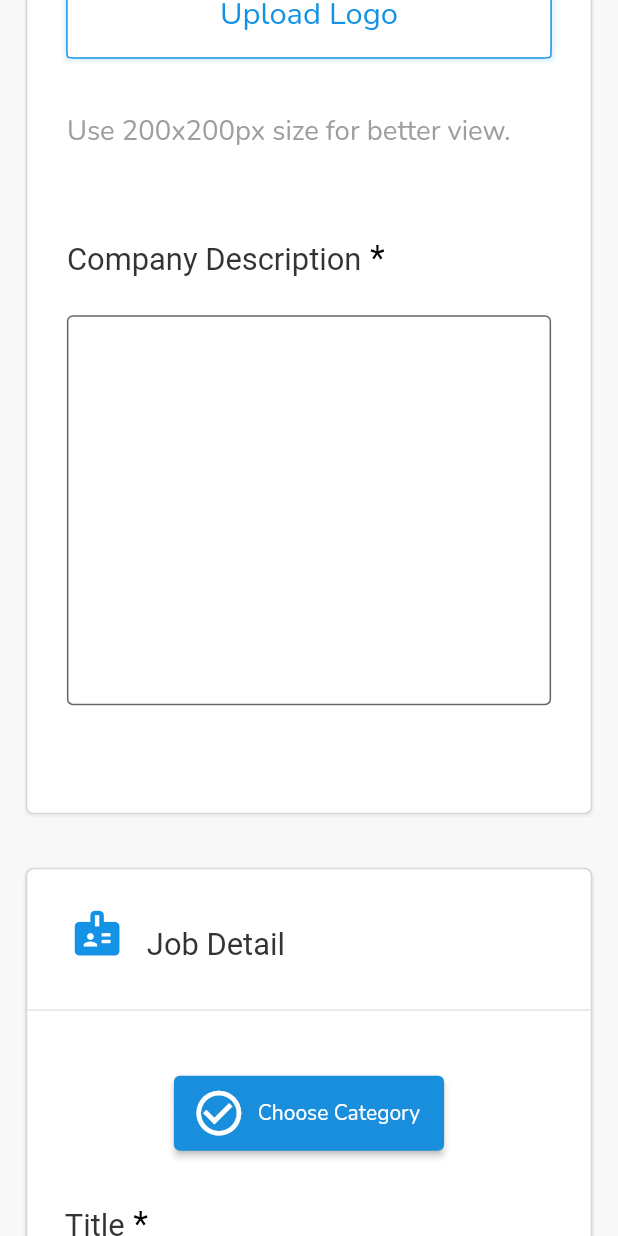
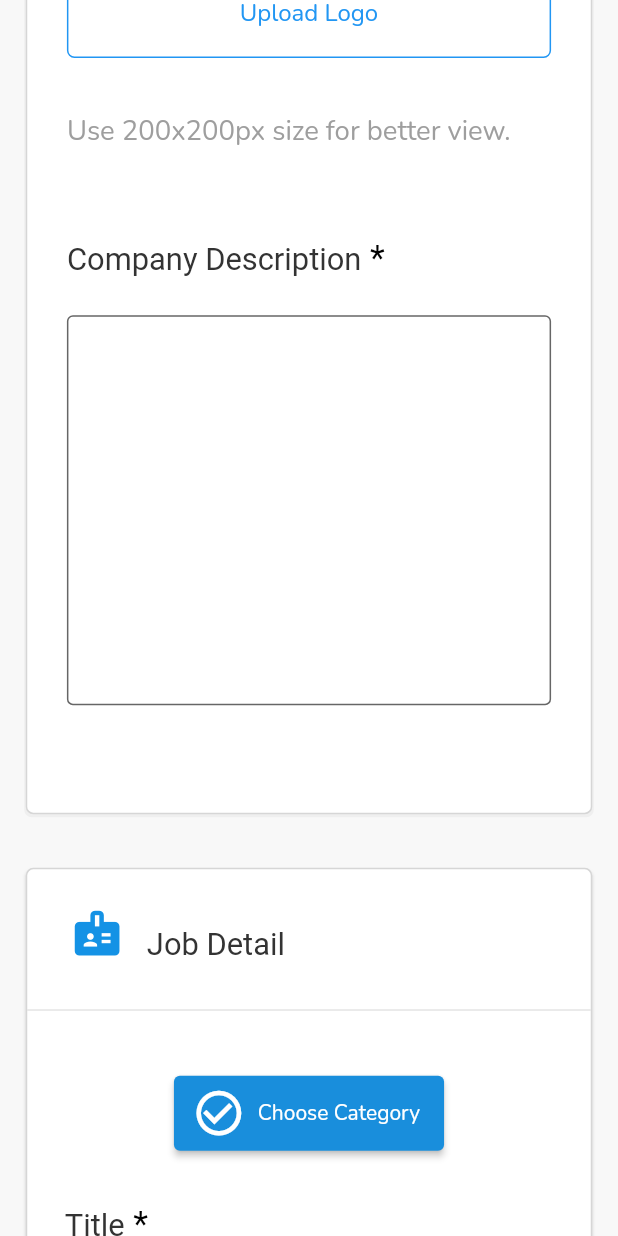
Before and after one commit to Rohit-Sharma-Neon/looking_for_job, a Flutter app: the PostJobMobileComponent screen opened by its route, scrolled down 576 dp, on a phone screen of 412 x 824 dp. Run offline on Flutter 3.47's test engine with Material 2 defaults, Android fonts, the phone set to English and light mode, and no system bars; our stand-ins replace bloc, country_code_picker, custom_radio_grouped_button, equatable, flutter_bloc, flutter_screenutil and 6 more; statements that could not run were skipped.

Commit message:
Merge remote-tracking branch 'origin/master'
# Conflicts:
#	lib/constants/routes.dart

```diff
--- a/lib/constants/routes.dart
+++ b/lib/constants/routes.dart
@@ -28,7 +28,7 @@ import 'package:lookingforjob_flutter/ui/onboarding_screens/register_screen/regi
 import 'package:lookingforjob_flutter/ui/onboarding_screens/signin_screen/login_page.dart';
 
 var customRoutes = <String, WidgetBuilder>{
-  '/': (context) => LoginPage(),
+  '/': (context) => EmployerDashboard(),
   // OnBoardings
   '/signIn1': (context) => LoginPage(),
   // '/login_dialogbox': (context) => LoginDialogBox()'/register_page': (context) => RegisterPage(),
--- a/lib/constants/sizes.dart
+++ b/lib/constants/sizes.dart
@@ -30,6 +30,7 @@ const double buttonTextSize = 18;
 const double scaffoldHorizontalPadding = 15;
 const double primaryRoundButtonAndTextField = 5;
 const double subHeadingTS = 15;
+ double primaryButtonHeight = 50.h;
 
 /// Post A Job Constants
 TextStyle postAJobSubHeadingTextStyle = TextStyle(
--- a/lib/constants/strings.dart
+++ b/lib/constants/strings.dart
@@ -72,6 +72,9 @@ const String premium = "Premium";
 const String noresultfound = "No result found.";
 const String previous = "Previous";
 const String next = "Next";
+const String file = "File";
+
+
 
 // FavoritejobScreen in Jobseeker Screens
 
--- a/lib/constants/theme/oulined_button.dart
+++ b/lib/constants/theme/oulined_button.dart
@@ -2,6 +2,7 @@ import 'package:flutter/cupertino.dart';
 import 'package:flutter/material.dart';
 import 'package:flutter/rendering.dart';
 import 'package:lookingforjob_flutter/constants/colors.dart';
+import 'package:lookingforjob_flutter/constants/sizes.dart';
 
 class PrimaryOutlinedButton extends StatelessWidget {
   final String text;
@@ -22,7 +23,9 @@ class PrimaryOutlinedButton extends StatelessWidget {
       ),
       child: (OutlinedButton(
         style: OutlinedButton.styleFrom(
+          backgroundColor: Colors.white,
           shadowColor: primaryColorLight,
+          // elevation: 2,
           shape: RoundedRectangleBorder(
               borderRadius: BorderRadius.all(Radius.circular(5))),
           side: BorderSide(
@@ -32,7 +35,7 @@ class PrimaryOutlinedButton extends StatelessWidget {
         onPressed: onPressed,
         child: Text(
           text,
-          style: TextStyle(color: Colors.blue),
+          style: TextStyle(color: Colors.blue,fontSize: textSize16),
         ),
       )),
     );
--- a/lib/drawer/menu_widget.dart
+++ b/lib/drawer/menu_widget.dart
@@ -226,7 +226,7 @@ class DrawerList {
     pendingJobs,
     membership,
     transactions,
-    myResumes,
+    myresumes,
     appliedJobs,
     favouriteJobs,
     jobAlert,
--- a/lib/ui/main/ my_resume/my_resume_screen.dart
+++ b/lib/ui/main/ my_resume/my_resume_screen.dart
@@ -359,7 +359,7 @@ class _MyResumeScreenState extends State<MyResumeScreen> {
                                 color: Color(0xFF333333),
                                 fontWeight: FontWeight.w600,
                                 fontSize: textSize18),
-                            text: myResumes,
+                            text: myresumes,
                           ),
                         ],
                       ),
@@ -490,7 +490,7 @@ class _MyResumeScreenState extends State<MyResumeScreen> {
                                             ),
                                             SizedBox(width: 140.w),
                                             Text(
-                                              names,
+                                              name,
                                               style: TextStyle(
                                                 fontSize: 18.nsp,
                                                 color: Colors.white,
--- a/lib/ui/main/post_job.dart/components/post_job_mobile.dart
+++ b/lib/ui/main/post_job.dart/components/post_job_mobile.dart
@@ -2,6 +2,7 @@ import 'package:flutter/material.dart';
 import 'package:flutter_screenutil/flutter_screenutil.dart';
 import 'package:lookingforjob_flutter/constants/strings.dart';
 import 'package:lookingforjob_flutter/constants/theme/app_theme.dart';
+import 'package:lookingforjob_flutter/constants/theme/oulined_button.dart';
 
 import '../../../../constants/colors.dart';
 import '../../../../constants/sizes.dart';
@@ -246,38 +247,43 @@ class PostJobMobileComponentState extends State<PostJobMobileComponent> {
                                 style:postAJobSubHeadingTextStyle,
                               ),
                               SizedBox(height: 20.h),
-                              ButtonTheme(
-                                height: 50.h,
-                                minWidth: 300.w,
-                                child: Container(
-                                  decoration: BoxDecoration(
-                                      color: Colors.white,
-                                      boxShadow: [
-                                        BoxShadow(
-                                          color: primaryColorLight
-                                              .withOpacity(0.2),
-                                          spreadRadius: 1,
-                                          blurRadius: 2,
-                                          offset: Offset(0, 1),
-                                        )
-                                      ]),
-                                  child: OutlineButton(
-                                    onPressed: () {},
-                                    splashColor: primaryColorLight,
-                                    borderSide: BorderSide(
-                                      color: primaryColorLight,
-                                    ),
-                                    shape: ContinuousRectangleBorder(
-                                        borderRadius: BorderRadius.circular(5)),
-                                    child: Text(
-                                      "Upload Logo",
-                                      style: TextStyle(
-                                        fontSize: textSize18.nsp,
-                                        color: primaryColorLight,
-                                      ),
-                                    ),
-                                  ),
-                                ),
+                              // ButtonTheme(
+                              //   height: 50.h,
+                              //   minWidth: 300.w,
+                              //   child: Container(
+                              //     decoration: BoxDecoration(
+                              //         color: Colors.white,
+                              //         boxShadow: [
+                              //           BoxShadow(
+                              //             color: primaryColorLight
+                              //                 .withOpacity(0.2),
+                              //             spreadRadius: 1,
+                              //             blurRadius: 2,
+                              //             offset: Offset(0, 1),
+                              //           )
+                              //         ]),
+                              //     child: OutlineButton(
+                              //       onPressed: () {},
+                              //       splashColor: primaryColorLight,
+                              //       borderSide: BorderSide(
+                              //         color: primaryColorLight,
+                              //       ),
+                              //       shape: ContinuousRectangleBorder(
+                              //           borderRadius: BorderRadius.circular(5)),
+                              //       child: Text(
+                              //         "Upload Logo",
+                              //         style: TextStyle(
+                              //           fontSize: textSize18.nsp,
+                              //           color: primaryColorLight,
+                              //         ),
+                              //       ),
+                              //     ),
+                              //   ),
+                              // ),
+                              PrimaryOutlinedButton(
+                                height: primaryButtonHeight,
+                                width: 300.w,
+                                text: "Upload Logo",
                               ),
                               SizedBox(
                                 height: 30.h,
@@ -449,38 +455,44 @@ class PostJobMobileComponentState extends State<PostJobMobileComponent> {
                               style: postAJobSubHeadingTextStyle
                             ),
                             SizedBox(height: 20.h),
-                            ButtonTheme(
-                              height: 50.h,
-                              minWidth: 300.w,
-                              child: Container(
-                                decoration: BoxDecoration(
-                                    color: Colors.white,
-                                    boxShadow: [
-                                      BoxShadow(
-                                        color:
-                                            primaryColorLight.withOpacity(0.2),
-                                        spreadRadius: 1,
-                                        blurRadius: 2,
-                                        offset: Offset(0, 1),
-                                      )
-                                    ]),
-                                child: OutlineButton(
-                                  onPressed: () {},
-                                  splashColor: primaryColorLight,
-                                  borderSide: BorderSide(
-                                    color: primaryColorLight,
-                                  ),
-                                  shape: ContinuousRectangleBorder(
-                                      borderRadius: BorderRadius.circular(5)),
-                                  child: Text(
-                                    "Upload Image",
-                                    style: TextStyle(
-                                      fontSize: textSize18.nsp,
-                                      color: primaryColorLight,
-                                    ),
-                                  ),
-                                ),
-                              ),
+                            // ButtonTheme(
+                            //   height: 50.h,
+                            //   minWidth: 300.w,
+                            //   child: Container(
+                            //     decoration: BoxDecoration(
+                            //         color: Colors.white,
+                            //         boxShadow: [
+                            //           BoxShadow(
+                            //             color:
+                            //                 primaryColorLight.withOpacity(0.2),
+                            //             spreadRadius: 1,
+                            //             blurRadius: 2,
+                            //             offset: Offset(0, 1),
+                            //           )
+                            //         ]),
+                            //     child: OutlineButton(
+                            //       onPressed: () {},
+                            //       splashColor: primaryColorLight,
+                            //       borderSide: BorderSide(
+                            //         color: primaryColorLight,
+                            //       ),
+                            //       shape: ContinuousRectangleBorder(
+                            //           borderRadius: BorderRadius.circular(5)),
+                            //       child: Text(
+                            //         "Upload Image",
+                            //         style: TextStyle(
+                            //           fontSize: textSize18.nsp,
+                            //           color: primaryColorLight,
+                            //         ),
+                            //       ),
+                            //     ),
+                            //   ),
+                            // ),
+                            PrimaryOutlinedButton(
+                              height: primaryButtonHeight,
+                              width:300.w,
+                              text: "Upload Image",
+
                             ),
                             SizedBox(
                               height: 30.h,
--- a/lib/widgets/custom_text_form_field.dart
+++ b/lib/widgets/custom_text_form_field.dart
@@ -50,6 +50,12 @@ class CustomTextFormField extends StatelessWidget {
       child: TextField(
         autofocus: autoFocus,
         decoration: InputDecoration(
+            focusedBorder: OutlineInputBorder(
+              borderSide: BorderSide(color: Colors.grey[300], width: 0.5),
+            ),
+            enabledBorder: OutlineInputBorder(
+              borderSide: BorderSide(color: Colors.grey[300], width: 0.5),
+            ),
             contentPadding: EdgeInsets.only(top: 15.h,left: 50),
             prefixIcon: Container(
               margin: EdgeInsets.only(right: 5.w),
```
Also changed, not shown: lib/components/job_seeker_dashboard_components/latest_jobs_component.dart (+17 -9 lines), lib/ui/main/ my_resume/add_new_resume.dart (+41 -34 lines), lib/ui/main/contact_us/account_screen.dart (+26 -19 lines), lib/ui/main/employer_dashboard/employer_dashboard.dart (+49 -42 lines), lib/ui/main/postajob/postajob.dart (+50 -38 lines).
